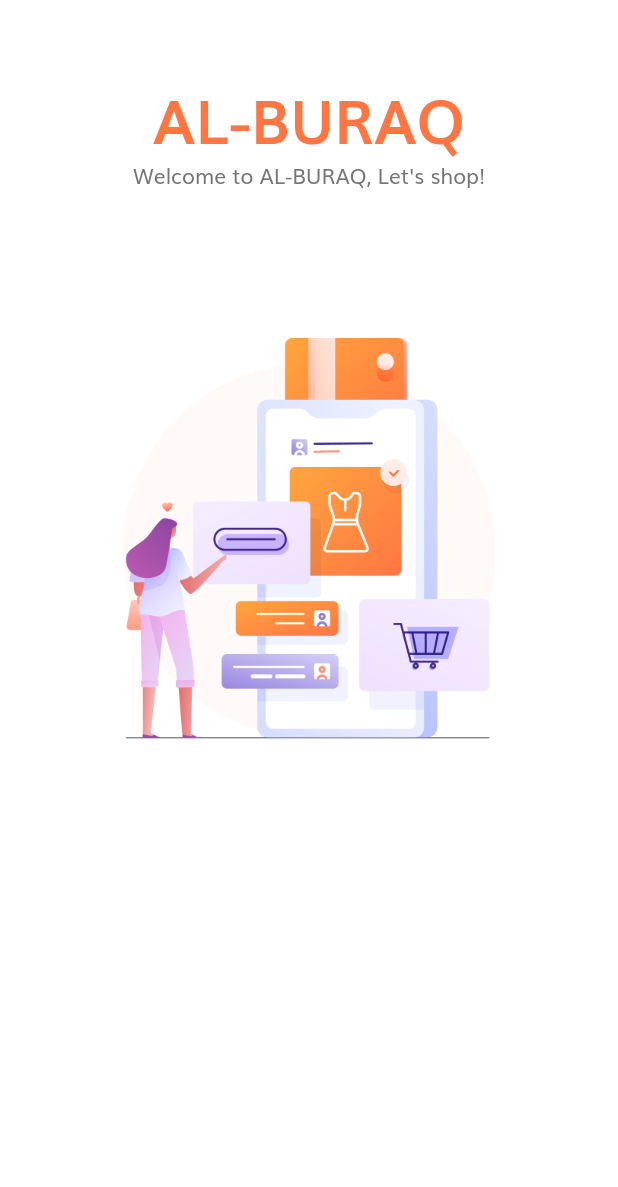
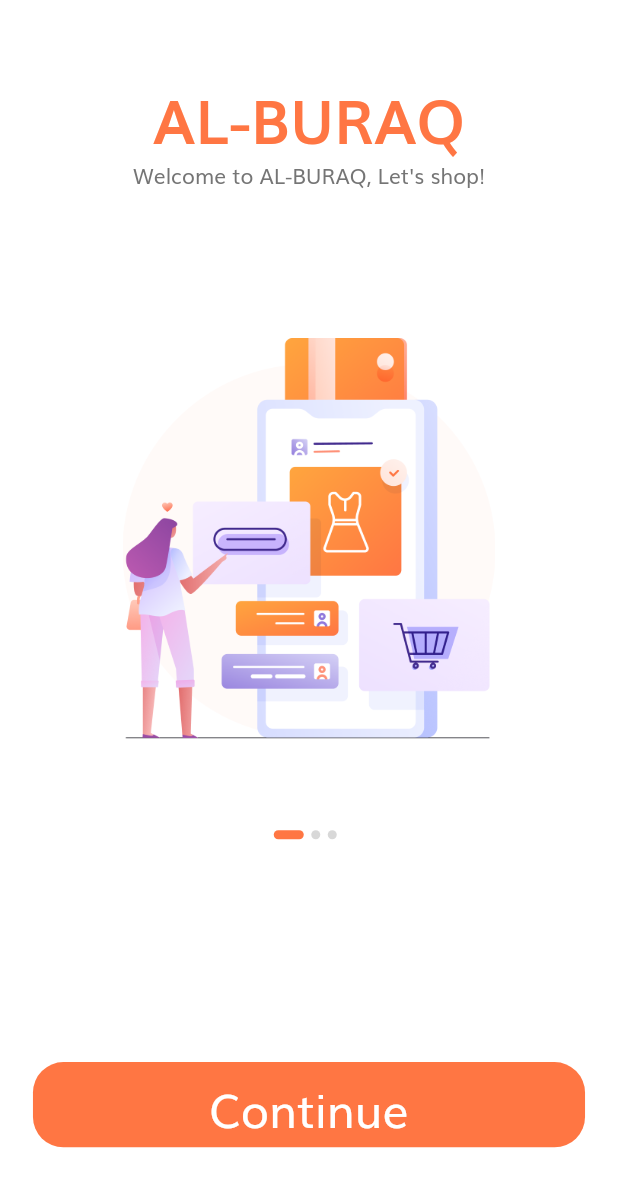
Before and after one commit to salmannaeem112215/ecommerce, a Flutter app: the screen it shows after launch, on a phone screen of 412 x 824 dp. Shown: the top 1187 px of the screen. Run offline on Flutter 3.47's test engine with Material 2 defaults, Android fonts, the phone set to English and light mode, and no system bars.

Commit message:
Splash Screen with Button and Indicator Complete

```diff
--- /dev/null
+++ b/lib/components/default_button.dart
@@ -0,0 +1,39 @@
+import 'package:flutter/material.dart';
+
+import '../constants.dart';
+import '../size_config.dart';
+
+class DefaultButton extends StatelessWidget {
+  const DefaultButton({
+    Key? key,
+    required this.text,
+    required this.press,
+  }) : super(key: key);
+  final String text;
+  final Function press;
+
+  @override
+  Widget build(BuildContext context) {
+    return SizedBox(
+      height: getProportionateScreenHeight(56),
+      width: double.infinity,
+      child: TextButton(
+        style: TextButton.styleFrom(
+          backgroundColor: kPrimaryColor,
+          shape: RoundedRectangleBorder(
+            borderRadius:
+                BorderRadius.circular(getProportionateScreenHeight(20)),
+          ),
+        ),
+        onPressed: () => press(),
+        child: Text(
+          text,
+          style: TextStyle(
+            color: Colors.white,
+            fontSize: getProportionalScreenWidth(28),
+          ),
+        ),
+      ),
+    );
+  }
+}
--- a/lib/screen/splash/components/body.dart
+++ b/lib/screen/splash/components/body.dart
@@ -1,6 +1,8 @@
 import 'package:flutter/material.dart';
 import 'package:flutter_ecommerce/constants.dart';
 import 'package:flutter_ecommerce/size_config.dart';
+import '../../../components/default_button.dart';
+import './splash_content.dart';
 
 class Body extends StatefulWidget {
   const Body({Key? key}) : super(key: key);
@@ -10,6 +12,7 @@ class Body extends StatefulWidget {
 }
 
 class _BodyState extends State<Body> {
+  int currentPage = 0;
   final List<Map<String, String>> _splashData = [
     {
       "text": "Welcome to AL-BURAQ, Let's shop!",
@@ -34,6 +37,11 @@ class _BodyState extends State<Body> {
             Expanded(
                 flex: 3,
                 child: PageView.builder(
+                  onPageChanged: (value) {
+                    setState(() {
+                      currentPage = value;
+                    });
+                  },
                   itemCount: _splashData.length,
                   itemBuilder: (context, index) => SplashContent(
                     text: _splashData[index]["text"]!,
@@ -42,49 +50,48 @@ class _BodyState extends State<Body> {
                 )),
             Expanded(
               flex: 2,
-              child: SizedBox(),
+              child: Padding(
+                padding: EdgeInsets.all(getProportionalScreenWidth(20)),
+                child: Column(
+                  children: [
+                    const Spacer(),
+                    Row(
+                      mainAxisAlignment: MainAxisAlignment.center,
+                      children: List.generate(
+                        _splashData.length,
+                        (index) => buildDot(index: index),
+                      ),
+                    ),
+                    const Spacer(
+                      flex: 4,
+                    ),
+                    DefaultButton(
+                      text: 'Continue',
+                      press: () {
+                        print('Continue');
+                      },
+                    ),
+                    const Spacer(),
+                  ],
+                ),
+              ),
             ),
           ],
         ),
       ),
     );
   }
-}
 
-class SplashContent extends StatelessWidget {
-  const SplashContent({
-    Key? key,
-    required this.text,
-    required this.image,
-  }) : super(key: key);
-  final String text, image;
-
-  @override
-  Widget build(BuildContext context) {
-    return Column(
-      children: [
-        const Spacer(),
-        Text(
-          'AL-BURAQ',
-          style: TextStyle(
-            fontSize: getProportionalScreenWidth(36),
-            color: kPrimaryColor,
-            fontWeight: FontWeight.bold,
-          ),
-        ),
-        Text(
-          text,
-          textAlign: TextAlign.center,
-        ),
-        const Spacer(
-          flex: 2,
-        ),
-        Image.asset(
-          image,
-          height: getProportionateScreenHeight(265),
-          width: getProportionalScreenWidth(235),
-        ),
-      ],
+  AnimatedContainer buildDot({required int index}) {
+    return AnimatedContainer(
+      duration: kAnimationDuration,
+      margin: const EdgeInsets.only(right: 5),
+      height: 6,
+      width: currentPage == index ? 20 : 6,
+      decoration: BoxDecoration(
+        color: currentPage == index ? kPrimaryColor : const Color(0xffd8d8d8),
+        borderRadius: BorderRadius.circular(3),
+      ),
     );
   }
 }
--- /dev/null
+++ b/lib/screen/splash/components/splash_content.dart
@@ -0,0 +1,41 @@
+import 'package:flutter/material.dart';
+import 'package:flutter_ecommerce/size_config.dart';
+import 'package:flutter_ecommerce/constants.dart';
+
+class SplashContent extends StatelessWidget {
+  const SplashContent({
+    Key? key,
+    required this.text,
+    required this.image,
+  }) : super(key: key);
+  final String text, image;
+
+  @override
+  Widget build(BuildContext context) {
+    return Column(
+      children: [
+        const Spacer(),
+        Text(
+          'AL-BURAQ',
+          style: TextStyle(
+            fontSize: getProportionalScreenWidth(36),
+            color: kPrimaryColor,
+            fontWeight: FontWeight.bold,
+          ),
+        ),
+        Text(
+          text,
+          textAlign: TextAlign.center,
+        ),
+        const Spacer(
+          flex: 2,
+        ),
+        Image.asset(
+          image,
+          height: getProportionateScreenHeight(265),
+          width: getProportionalScreenWidth(235),
+        ),
+      ],
+    );
+  }
+}
--- a/lib/size_config.dart
+++ b/lib/size_config.dart
@@ -22,6 +22,5 @@ double getProportionateScreenHeight(double inputHeight) {
 
 double getProportionalScreenWidth(double inputWidth) {
   double screenWidth = SizeConfig.screenWidth;
-  print(screenWidth);
   return (inputWidth / 375.0) * screenWidth;
 }
```
